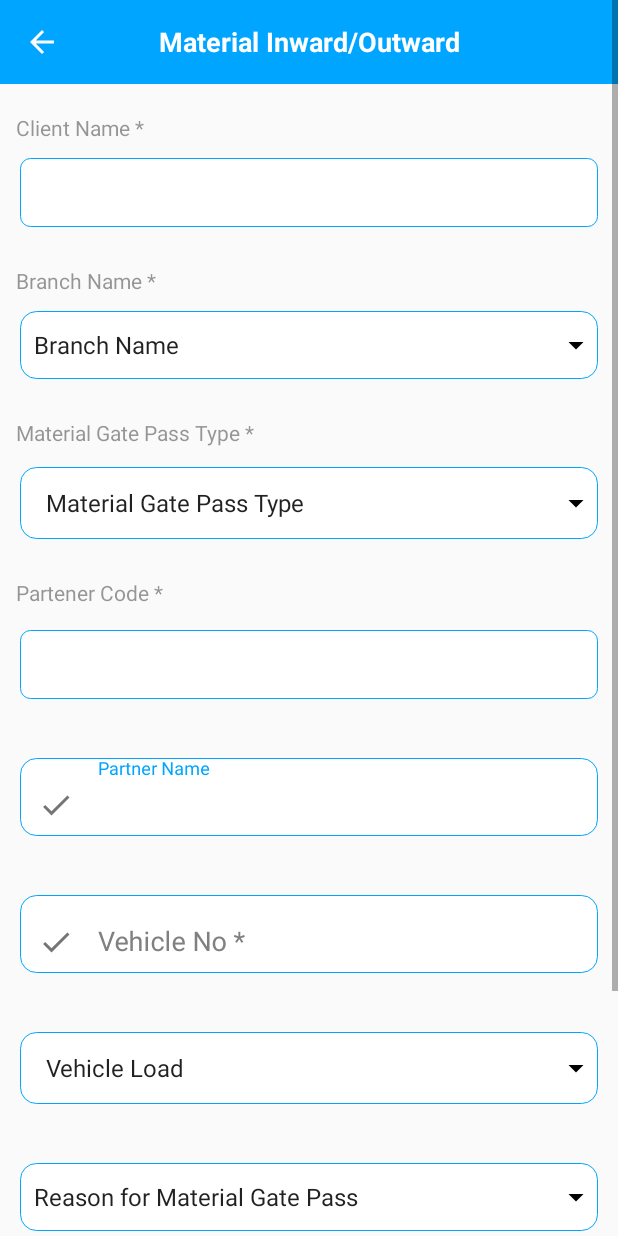
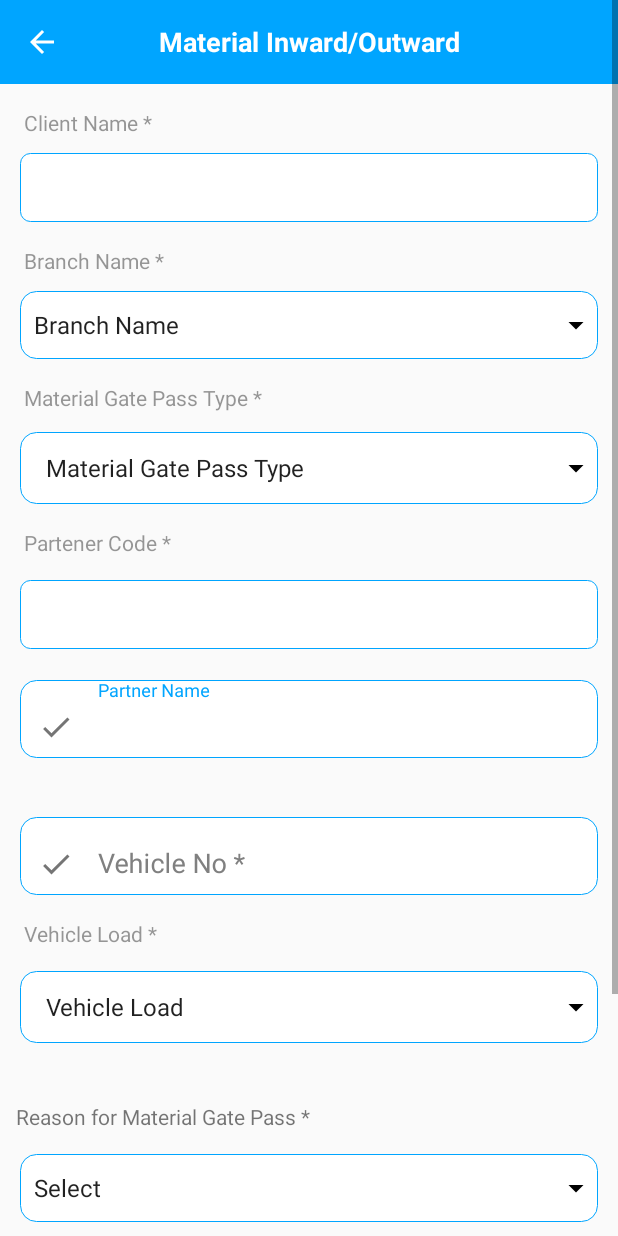
Before and after one commit to kumarguaraw989/OESPartner, an Android app: the AddMaterialgatepassActivity screen opened directly, with no data from a screen before it, on a phone screen of 412 x 824 dp. Run offline under Robolectric (Android 15) with nearby library versions, the phone set to English and light mode, and no system bars; our stand-ins replace ButterKnife, Volley, sdp/ssp sizes; libraries missing offline, so code that uses them is left out: com.appizona.yehiahd, com.shashank.sony; network calls fail; Roboto replaces fonts that are not available here; 4 statements that could not run were skipped.

Commit message:
15 may 2020

```diff
--- a/app/src/main/java/com/example/oespartner/Activity/HomeActivity.java
+++ b/app/src/main/java/com/example/oespartner/Activity/HomeActivity.java
@@ -39,7 +39,7 @@ public class HomeActivity extends ActionBarActivity
     private static ViewPager mPager;
     private static int currentPage = 0;
     private static int NUM_PAGES = 0;
-    private static final Integer[] IMAGES= {R.drawable.b,R.drawable.b,R.drawable.c,R.drawable.b};
+    private static final Integer[] IMAGES= {R.drawable.b,R.drawable.e,R.drawable.c,R.drawable.f};
     private ArrayList<Integer> ImagesArray = new ArrayList<Integer>();
     private NavigationDrawerFragment mNavigationDrawerFragment;
     private CharSequence mTitle;
--- a/app/src/main/java/com/example/oespartner/Adapter/AuthorizedSignatoryAdapter.java
+++ b/app/src/main/java/com/example/oespartner/Adapter/AuthorizedSignatoryAdapter.java
@@ -69,9 +69,7 @@ public class AuthorizedSignatoryAdapter extends RecyclerView.Adapter<AuthorizedS
         holder.txtPersonName.setText(authorizedSignatoryModels.get(position).getPerson_name());
         holder.txtValidity.setText(authorizedSignatoryModels.get(position).getValid_upto());
 
-        holder.btn_popup.setOnClickListener(new View.OnClickListener() {
-            @Override
-            public void onClick(View v) {
+        holder.btn_popup.setOnClickListener(v -> {
             PopupMenu popupmenu = new PopupMenu(context, holder.btn_popup);
 
             popupmenu.getMenuInflater().inflate(R.menu.visitor_menu, popupmenu.getMenu());
@@ -96,8 +94,6 @@ public class AuthorizedSignatoryAdapter extends RecyclerView.Adapter<AuthorizedS
 
 
             popupmenu.show();
-            }
-
         });
 
     }
--- a/app/src/main/java/com/example/oespartner/WebService/RetrofitApi.java
+++ b/app/src/main/java/com/example/oespartner/WebService/RetrofitApi.java
@@ -21,11 +21,13 @@ import com.example.oespartner.model.WorkGatePassModel;
 
 import java.util.ArrayList;
 import java.util.List;
+import java.util.Map;
 
 import okhttp3.RequestBody;
 import retrofit2.Call;
 import retrofit2.http.Body;
 import retrofit2.http.Field;
+import retrofit2.http.FieldMap;
 import retrofit2.http.FormUrlEncoded;
 import retrofit2.http.POST;
 
@@ -88,25 +90,7 @@ public interface RetrofitApi {
 
     @FormUrlEncoded
     @POST("add_material")
-    Call<AddMaterialGatePassModel> AddMaterialGatePass(
-            @Field("email") String email,
-            @Field("role") String role,
-            @Field("client") String client,
-            @Field("branch") String branch,
-            @Field("gate_pass_type") String gate_pass_type,
-            @Field("partner_code") String partner_code,
-            @Field("partner_name") String partner_name,
-            @Field("vehicle_no") String vehicle_no,
-            @Field("vehicle_load") String vehicle_load,
-            @Field("reason") String reason,
-            @Field("belong_to") String belong_to,
-            @Field("work_order_referenceNo") String work_order_referenceNo,
-            @Field("returnable_nonreturnable") String returnable_nonreturnable,
-            @Field("date_time") String date_time,
-            @Field("material_name[]") String material_name,
-            @Field("specification[]") String specification,
-            @Field("unit[]") String unit,
-            @Field("qty[]") String qty);
+    Call<AddMaterialGatePassModel> AddMaterialGatePass(@FieldMap Map<String, String> params);
 
 
 
--- a/app/src/main/java/com/example/oespartner/model/TableModel.java
+++ b/app/src/main/java/com/example/oespartner/model/TableModel.java
@@ -1,6 +1,7 @@
 package com.example.oespartner.model;
 
 public class TableModel {
+
     String MaterialName;
     String Specification;
     String Unit;
@@ -58,4 +59,5 @@ public class TableModel {
                 ", Quantity='" + Quantity + '\'' +
                 '}';
     }
+
 }
--- a/app/src/main/res/layout/activity_add_materialgatepass.xml
+++ b/app/src/main/res/layout/activity_add_materialgatepass.xml
@@ -33,13 +33,8 @@
         </androidx.appcompat.widget.Toolbar>
 
         <androidx.appcompat.widget.AppCompatTextView
-            android:layout_width="match_parent"
-            android:layout_height="wrap_content"
-            android:layout_marginLeft="@dimen/_8sdp"
-            android:layout_marginTop="@dimen/_15sdp"
-            android:layout_marginRight="@dimen/_8sdp"
-            android:text="Client Name *"
-            android:textColor="@color/fifty_transparent_black" />
+            style="@style/marginStyle"
+            android:text="@string/client_name" />
 
         <RelativeLayout
             android:layout_width="match_parent"
@@ -58,17 +53,12 @@
                 android:text=""
                 android:textColor="@color/ColorBlack"
                 android:textStyle="bold" />
+
         </RelativeLayout>
 
-
         <androidx.appcompat.widget.AppCompatTextView
-            android:layout_width="match_parent"
-            android:layout_height="wrap_content"
-            android:layout_marginLeft="@dimen/_8sdp"
-            android:layout_marginTop="@dimen/_20sdp"
-            android:layout_marginRight="@dimen/_8sdp"
-            android:text="Branch Name *"
-            android:textColor="@color/fifty_transparent_black" />
+            style="@style/marginStyle"
+            android:text="Branch Name *" />
 
         <RelativeLayout
             android:layout_width="match_parent"
@@ -87,16 +77,13 @@
                 android:entries="@array/branchname"
                 android:imeOptions="actionDone"
                 android:minHeight="@dimen/_35sdp"
-
                 android:paddingLeft="@dimen/_1sdp"
                 android:paddingRight="@dimen/_1sdp"
                 android:spinnerMode="dropdown"
                 android:textColor="@color/ColorBlack"
                 android:textColorHint="@color/ColorBlack"
                 android:textSize="@dimen/_12sdp"
-                android:theme="@style/ThemeOverlay.AppCompat.Light"
-
-                />
+                android:theme="@style/ThemeOverlay.AppCompat.Light" />
 
             <ImageView
                 android:layout_width="wrap_content"
@@ -109,13 +96,8 @@
         </RelativeLayout>
 
         <androidx.appcompat.widget.AppCompatTextView
-            android:layout_width="match_parent"
-            android:layout_height="wrap_content"
-            android:layout_marginLeft="@dimen/_8sdp"
-            android:layout_marginTop="@dimen/_20sdp"
-            android:layout_marginRight="@dimen/_8sdp"
-            android:text="Material Gate Pass Type *"
-            android:textColor="@color/fifty_transparent_black" />
+            style="@style/marginStyle"
+            android:text="Material Gate Pass Type *" />
 
         <RelativeLayout
             android:layout_width="match_parent"
@@ -134,16 +116,13 @@
                 android:entries="@array/materialgatepasstype_list"
                 android:imeOptions="actionDone"
                 android:minHeight="@dimen/_35sdp"
-
                 android:paddingLeft="@dimen/_1sdp"
                 android:paddingRight="@dimen/_1sdp"
                 android:spinnerMode="dropdown"
                 android:textColor="@color/ColorBlack"
                 android:textColorHint="@color/colorGray"
                 android:textSize="@dimen/_12sdp"
-                android:theme="@style/ThemeOverlay.AppCompat.Light"
-
-                />
+                android:theme="@style/ThemeOverlay.AppCompat.Light" />
 
             <ImageView
                 android:layout_width="wrap_content"
@@ -153,16 +132,12 @@
                 android:layout_marginEnd="@dimen/_2sdp"
                 android:layout_marginRight="@dimen/_2sdp"
                 app:srcCompat="@drawable/ic_arrow_drop_down_black_24dp" />
+
         </RelativeLayout>
 
         <androidx.appcompat.widget.AppCompatTextView
-            android:layout_width="match_parent"
-            android:layout_height="wrap_content"
-            android:layout_marginLeft="@dimen/_8sdp"
-            android:layout_marginTop="@dimen/_20sdp"
-            android:layout_marginRight="@dimen/_8sdp"
-            android:text="Partener Code *"
-            android:textColor="@color/fifty_transparent_black" />
+            style="@style/marginStyle"
+            android:text="Partener Code *" />
 
         <androidx.appcompat.widget.AppCompatTextView
             android:id="@+id/edtStakeholder"
@@ -180,7 +155,7 @@
             android:layout_width="match_parent"
             android:layout_height="@dimen/_40sdp"
             android:layout_marginLeft="@dimen/_10sdp"
-            android:layout_marginTop="@dimen/_30sdp"
+            android:layout_marginTop="@dimen/_16sdp"
             android:layout_marginRight="@dimen/_10sdp"
             android:background="@drawable/border_spinner"
             android:hint="Partner Name"
@@ -194,6 +169,7 @@
                 android:layout_width="match_parent"
                 android:layout_height="wrap_content"
                 android:background="@color/transparent" />
+
         </com.google.android.material.textfield.TextInputLayout>
 
         <com.google.android.material.textfield.TextInputLayout
@@ -215,13 +191,18 @@
                 android:layout_width="match_parent"
                 android:layout_height="wrap_content"
                 android:background="@color/transparent" />
+
         </com.google.android.material.textfield.TextInputLayout>
+
+        <TextView
+            style="@style/marginStyle"
+            android:text="Vehicle Load *" />
 
         <RelativeLayout
             android:layout_width="match_parent"
             android:layout_height="wrap_content"
             android:layout_marginLeft="@dimen/_10sdp"
-            android:layout_marginTop="@dimen/_30sdp"
+            android:layout_marginTop="@dimen/_12sdp"
             android:layout_marginRight="@dimen/_10sdp"
             android:background="@drawable/border_spinner">
 
@@ -254,11 +235,20 @@
                 app:srcCompat="@drawable/ic_arrow_drop_down_black_24dp" />
         </RelativeLayout>
 
+        <TextView
+            android:id="@+id/tv_reason"
+            android:layout_width="match_parent"
+            android:layout_height="wrap_content"
+            android:layout_marginLeft="@dimen/_8sdp"
+            android:layout_marginTop="@dimen/_30sdp"
+            android:layout_marginRight="@dimen/_8sdp"
+            android:text="Reason for Material Gate Pass *" />
+
         <RelativeLayout
             android:layout_width="match_parent"
             android:layout_height="wrap_content"
             android:layout_marginLeft="@dimen/_10sdp"
-            android:layout_marginTop="@dimen/_30sdp"
+            android:layout_marginTop="@dimen/_12sdp"
             android:layout_marginRight="@dimen/_10sdp"
             android:background="@drawable/border_spinner">
 
@@ -312,12 +302,22 @@
                 android:background="@color/transparent" />
         </com.google.android.material.textfield.TextInputLayout>
 
+
+        <TextView
+            android:id="@+id/tv_belongto"
+            android:layout_width="match_parent"
+            android:layout_height="wrap_content"
+            android:layout_marginLeft="@dimen/_8sdp"
+            android:layout_marginTop="@dimen/_30sdp"
+            android:layout_marginRight="@dimen/_8sdp"
+            android:text="Material Belongs to *" />
+
         <RelativeLayout
             android:id="@+id/Relative_maerialbelongstto"
             android:layout_width="match_parent"
             android:layout_height="wrap_content"
             android:layout_marginLeft="@dimen/_10sdp"
-            android:layout_marginTop="@dimen/_30sdp"
+            android:layout_marginTop="@dimen/_12sdp"
             android:layout_marginRight="@dimen/_10sdp"
             android:background="@drawable/border_spinner">
 
@@ -331,8 +331,6 @@
                 android:imeOptions="actionDone"
                 android:minHeight="@dimen/_35sdp"
                 android:paddingLeft="@dimen/_1sdp"
-
-                android:paddingTop="@dimen/_5sdp"
                 android:paddingRight="@dimen/_1sdp"
                 android:spinnerMode="dropdown"
                 android:textColor="@color/ColorBlack"
@@ -373,12 +371,24 @@
                 android:layout_height="wrap_content"
                 android:background="@color/transparent" />
         </com.google.android.material.textfield.TextInputLayout>
+
+
+        <TextView
+            android:id="@+id/tv_returnable"
+            android:layout_width="match_parent"
+            android:layout_height="wrap_content"
+            android:layout_marginLeft="@dimen/_8sdp"
+            android:layout_marginTop="@dimen/_30sdp"
+            android:layout_marginRight="@dimen/_8sdp"
+            android:text="Material is Returnable or Non-Returnable *" />
+
+
         <RelativeLayout
             android:id="@+id/materialreturn_layout"
             android:layout_width="match_parent"
             android:layout_height="wrap_content"
             android:layout_marginLeft="@dimen/_10sdp"
-            android:layout_marginTop="@dimen/_30sdp"
+            android:layout_marginTop="@dimen/_12sdp"
             android:layout_marginRight="@dimen/_10sdp"
             android:background="@drawable/border_spinner">
 
@@ -397,9 +407,7 @@
                 android:textColor="@color/ColorBlack"
                 android:textColorHint="@color/ColorBlack"
                 android:textSize="@dimen/_12sdp"
-                android:theme="@style/ThemeOverlay.AppCompat.Light"
-
-                />
+                android:theme="@style/ThemeOverlay.AppCompat.Light" />
 
             <ImageView
                 android:layout_width="wrap_content"
@@ -412,50 +420,69 @@
         </RelativeLayout>
 
         <LinearLayout
-            android:paddingTop="@dimen/_20sdp"
             android:layout_width="match_parent"
             android:layout_height="wrap_content"
             android:layout_marginTop="@dimen/_15sdp"
             android:orientation="horizontal"
-            android:weightSum="4">
+            android:paddingTop="@dimen/_20sdp"
+            android:weightSum="6">
+
             <TextView
-                android:layout_weight=".5"
                 android:layout_width="wrap_content"
                 android:layout_height="wrap_content"
+                android:layout_weight="1"
                 android:gravity="center"
-                android:textColor="@color/ColorBlack"
-                android:text="Material Name" />
+                android:text="Material\nName"
+                android:textAlignment="center"
+                android:textColor="@color/ColorBlack" />
 
             <TextView
-                android:layout_weight=".5"
                 android:layout_width="wrap_content"
                 android:layout_height="wrap_content"
+                android:layout_weight="1"
                 android:gravity="center"
-                android:textColor="@color/ColorBlack"
-                android:text="Specification" />
+                android:text="Specification"
+                android:textColor="@color/ColorBlack" />
 
             <TextView
-                android:layout_weight=".9"
                 android:layout_width="wrap_content"
                 android:layout_height="wrap_content"
+                android:layout_weight="1"
                 android:gravity="center"
-                android:textColor="@color/ColorBlack"
-                android:text="Unit" />
+                android:text="Unit"
+                android:textColor="@color/ColorBlack" />
 
             <TextView
-                android:layout_weight=".9"
-                android:textColor="@color/ColorBlack"
-                android:gravity="center"
                 android:layout_width="wrap_content"
                 android:layout_height="wrap_content"
-                android:text="Qty" />
+                android:layout_weight="1"
+                android:gravity="center"
+                android:text="Qty"
+                android:textColor="@color/ColorBlack" />
+
+
+            <TextView
+                android:layout_width="wrap_content"
+                android:layout_height="wrap_content"
+                android:layout_weight="1"
+                android:gravity="center"
+                android:text="Material\nType"
+                android:textColor="@color/ColorBlack" />
+
+            <TextView
+                android:layout_width="wrap_content"
+                android:layout_height="wrap_content"
+                android:layout_weight="1"
+                android:gravity="center"
+                android:text="Add\nMore+"
+                android:textColor="@color/ColorBlack" />
         </LinearLayout>
 
         <androidx.recyclerview.widget.RecyclerView
             android:id="@+id/recyclerview"
-            android:layout_marginTop="@dimen/_10sdp"
             android:layout_width="match_parent"
-            android:layout_height="match_parent" />
+            android:layout_height="match_parent"
+            android:layout_marginTop="@dimen/_10sdp" />
 
         <ProgressBar
             android:id="@+id/progress_bar"
--- a/app/src/main/res/layout/activity_home.xml
+++ b/app/src/main/res/layout/activity_home.xml
@@ -47,7 +47,7 @@
                     android:layout_height="@dimen/_70sdp"
                     android:layout_below="@+id/indicator"
                     android:background="@color/colorAccent"
-                    android:drawableLeft="@drawable/ic_chamber_add"
+                    android:drawableLeft="@drawable/ic_business"
                     android:gravity="center"
                     android:padding="@dimen/_10sdp"
                     android:text="Visitor GatePass"
--- a/app/src/main/res/values/strings.xml
+++ b/app/src/main/res/values/strings.xml
@@ -84,6 +84,7 @@
     <string name="login_pin_hint">Password</string>
     <string name="action_Logout">Logout</string>
     <string name="login">Login</string>
+    <string name="client_name">Client Name *</string>
 
     <string-array name="country_arrays">
         <item>Select Country</item>
@@ -150,7 +151,7 @@
     </string-array>
 
     <string-array name="reasonformaterial_gatepass">
-        <item>Reason for Material Gate Pass</item>
+        <item>Select</item>
         <item>Material Loading</item>
         <item>Material empty</item>
         <item>Vehical Checking-Checking</item>
@@ -159,9 +160,9 @@
         <item>Others</item>
     </string-array>
     <string-array name="vehical_load">
-        <item>Vehical Load</item>
+        <item>Select</item>
         <item>loaded</item>
-        <item>Unloaded</item>
+        <item>Empty</item>
     </string-array>
 
     <string-array name="materialgatepasstype_list">
@@ -175,10 +176,22 @@
     </string-array>
 
     <string-array name="client">
-        <item>Material Belongs to</item>
+        <item>Select</item>
         <item>Client</item>
         <item>Stakeholder</item>
     </string-array>
+
+    <string-array name="material_type">
+        <item>Select</item>
+        <item>Civil</item>
+        <item>Mechanical</item>
+        <item>Electrical</item>
+        <item>Instrumentation</item>
+        <item>Computer</item>
+
+    </string-array>
+
+
     <string-array name="returnable">
         <item>Material is Returnable or Non-Returnable</item>
         <item>Non-returnable</item>
@@ -209,7 +222,6 @@
     </string-array>
 
 
-
     <string-array name="gender">
         <item>Male</item>
         <item>Female</item>
--- a/app/src/main/res/values/styles.xml
+++ b/app/src/main/res/values/styles.xml
@@ -74,6 +74,15 @@
 
     <style name="AppTheme.PopupOverlay" parent="ThemeOverlay.AppCompat.Light" />
 
+    <style name="marginStyle" parent="AppTheme">
+        <item name="android:layout_marginStart">16dp</item>
+        <item name="android:layout_marginEnd">16dp</item>
+        <item name="android:layout_marginTop">16dp</item>
+        <item name="android:layout_marginBottom">0dp</item>
+        <item name="android:layout_width">match_parent</item>
+        <item name="android:layout_height">wrap_content</item>
+        <item name="android:textColor">@color/fifty_transparent_black</item>
+    </style>
 
     <!--onboarding designs-->
 
```
Also changed, not shown: app/src/main/java/com/example/oespartner/Activity/AddMaterialgatepassActivity.java (+41 -75 lines), app/src/main/java/com/example/oespartner/Activity/UpdateMaterialgatepassActivity.java (+57 -33 lines), app/src/main/java/com/example/oespartner/Adapter/MaterialGatePassAdapter.java (+3 -6 lines), app/src/main/java/com/example/oespartner/Adapter/TableAdapter.java (+26 -18 lines), app/src/main/res/drawable/ic_business.xml (added, +10 -0 lines), app/src/main/res/layout/item_chamber_add.xml (+31 -10 lines), app/src/main/res/drawable/e.jpg (added), app/src/main/res/drawable/f.jpg (added). Lines whose indentation alone changed are shown as unchanged.
